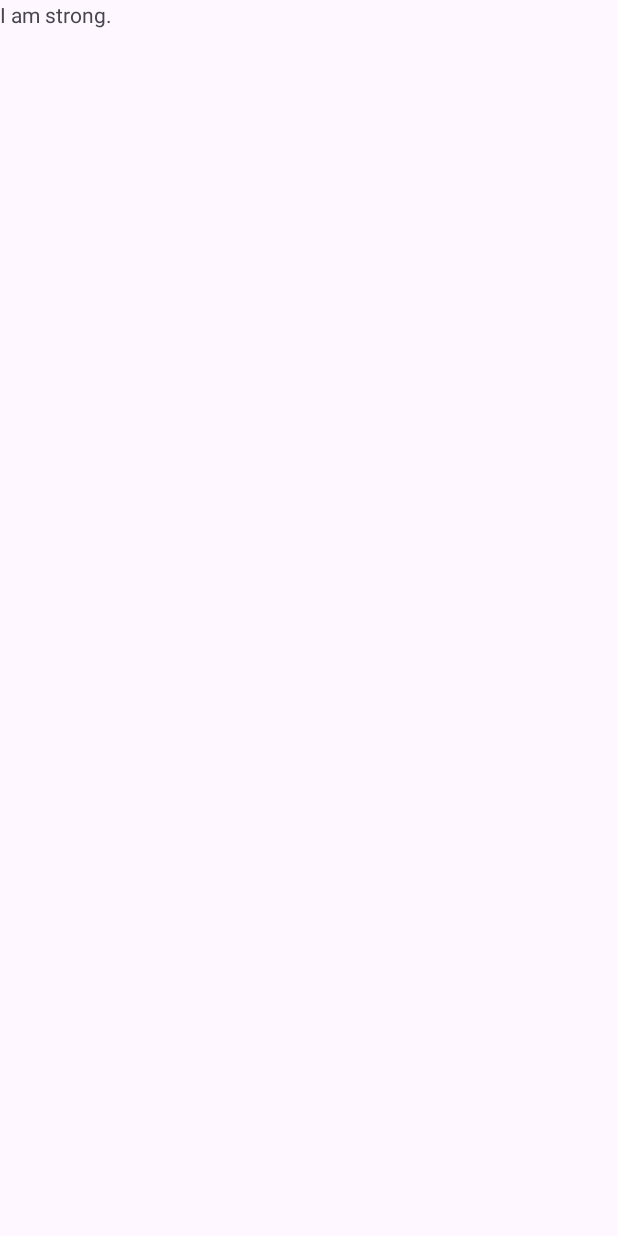
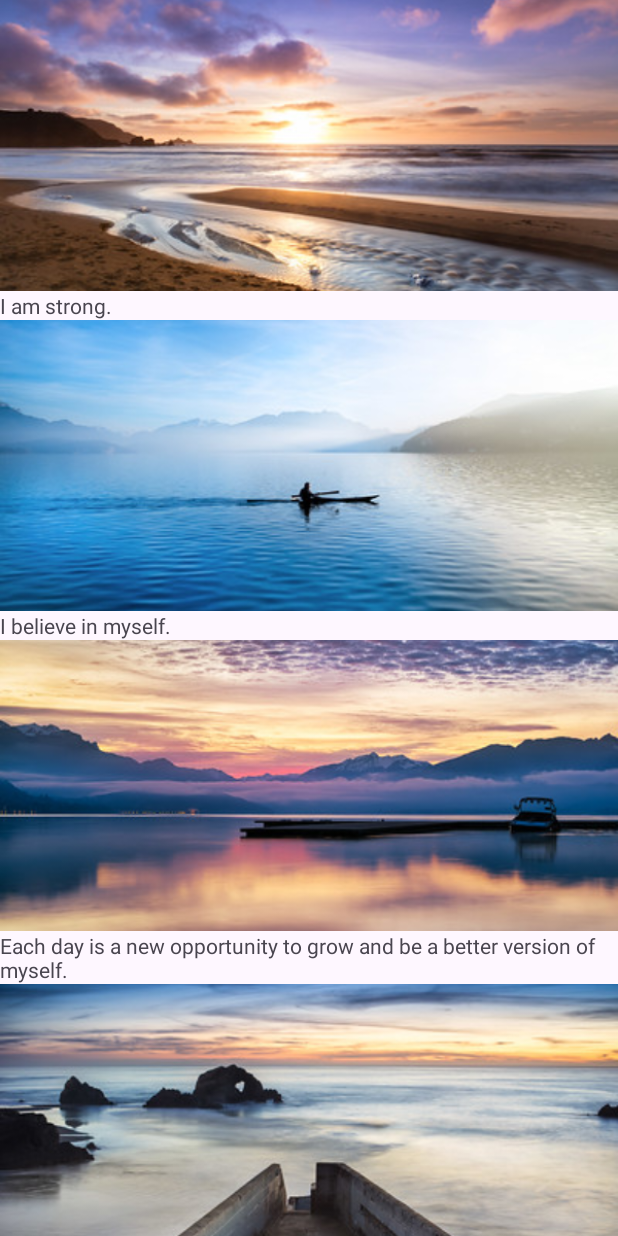
Before and after one commit to bengrey/Affirmations2.0, an Android app: the screen it shows after launch (MainActivity), on a phone screen of 412 x 824 dp. Before the commit the screen is almost empty. Run offline under Robolectric (Android 15) with nearby library versions, the phone set to English and light mode, and no system bars.

Commit message:
Display a scrollable list activity4.2

```diff
--- a/app/src/main/java/com/example/affirmations20/adapter/ItemAdapter.kt
+++ b/app/src/main/java/com/example/affirmations20/adapter/ItemAdapter.kt
@@ -2,6 +2,7 @@ import android.content.Context
 import android.view.LayoutInflater
 import android.view.View
 import android.view.ViewGroup
+import android.widget.ImageView
 import android.widget.TextView
 import androidx.recyclerview.widget.RecyclerView
 import com.example.affirmations20.R
@@ -19,8 +20,9 @@ class ItemAdapter(
     // Complex data items may need more than one view per item, and
     // you provide access to all the views for a data item in a view holder.
     // Each data item is just an Affirmation object.
-    class ItemViewHolder(private val view: View) : RecyclerView.ViewHolder(view) {
+    class ItemViewHolder(private val view: View): RecyclerView.ViewHolder(view) {
         val textView: TextView = view.findViewById(R.id.item_title)
+        val imageView: ImageView = view.findViewById(R.id.item_image)
     }
 
     /**
@@ -40,6 +42,7 @@ class ItemAdapter(
     override fun onBindViewHolder(holder: ItemViewHolder, position: Int) {
         val item = dataset[position]
         holder.textView.text = context.resources.getString(item.stringResourceId)
+        holder.imageView.setImageResource(item.imageResourceId)
     }
 
     /**
--- a/app/src/main/java/com/example/affirmations20/data/Datasource.kt
+++ b/app/src/main/java/com/example/affirmations20/data/Datasource.kt
@@ -3,19 +3,20 @@ package com.example.affirmations20.data
 import com.example.affirmations20.R
 import com.example.affirmations20.model.Affirmation
 
-class Datasource {
-    fun loadAffirmations() : List<Affirmation> {
+class Datasource() {
+
+    fun loadAffirmations(): List<Affirmation> {
         return listOf<Affirmation>(
-            Affirmation(R.string.affirmation1),
-            Affirmation(R.string.affirmation2),
-            Affirmation(R.string.affirmation3),
-            Affirmation(R.string.affirmation4),
-            Affirmation(R.string.affirmation5),
-            Affirmation(R.string.affirmation6),
-            Affirmation(R.string.affirmation7),
-            Affirmation(R.string.affirmation8),
-            Affirmation(R.string.affirmation9),
-            Affirmation(R.string.affirmation10)
+            Affirmation(R.string.affirmation1, R.drawable.image1),
+            Affirmation(R.string.affirmation2, R.drawable.image2),
+            Affirmation(R.string.affirmation3, R.drawable.image3),
+            Affirmation(R.string.affirmation4, R.drawable.image4),
+            Affirmation(R.string.affirmation5, R.drawable.image5),
+            Affirmation(R.string.affirmation6, R.drawable.image6),
+            Affirmation(R.string.affirmation7, R.drawable.image7),
+            Affirmation(R.string.affirmation8, R.drawable.image8),
+            Affirmation(R.string.affirmation9, R.drawable.image9),
+            Affirmation(R.string.affirmation10, R.drawable.image10)
         )
     }
 }
--- a/app/src/main/java/com/example/affirmations20/model/Affirmation.kt
+++ b/app/src/main/java/com/example/affirmations20/model/Affirmation.kt
@@ -1,4 +1,9 @@
 package com.example.affirmations20.model
 
-data class Affirmation(val stringResourceId: Int) {
-}
+import androidx.annotation.DrawableRes
+import androidx.annotation.StringRes
+
+data class Affirmation(
+    @StringRes val stringResourceId: Int,
+    @DrawableRes val imageResourceId: Int
+)
--- a/app/src/main/res/layout/list_item.xml
+++ b/app/src/main/res/layout/list_item.xml
@@ -1,7 +1,20 @@
 <?xml version="1.0" encoding="utf-8"?>
-<TextView xmlns:android="http://schemas.android.com/apk/res/android"
+<LinearLayout xmlns:android="http://schemas.android.com/apk/res/android"
     android:layout_width="match_parent"
-    android:id="@+id/item_title"
-    android:layout_height="match_parent">
+    android:layout_height="wrap_content"
+    android:orientation="vertical">
 
-</TextView>
+    <ImageView
+        android:id="@+id/item_image"
+        android:layout_width="match_parent"
+        android:layout_height="194dp"
+        android:importantForAccessibility="no"
+        android:scaleType="centerCrop" />
+
+    <TextView
+        android:id="@+id/item_title"
+        android:layout_width="match_parent"
+        android:layout_height="match_parent">
+
+    </TextView>
+</LinearLayout>
```
Also changed, not shown: app/src/main/res/drawable/image1.jpg (added), app/src/main/res/drawable/image10.jpg (added), app/src/main/res/drawable/image2.jpg (added), app/src/main/res/drawable/image3.jpg (added), app/src/main/res/drawable/image4.jpg (added), app/src/main/res/drawable/image5.jpg (added), app/src/main/res/drawable/image6.jpg (added), app/src/main/res/drawable/image7.jpg (added), app/src/main/res/drawable/image8.jpg (added), app/src/main/res/drawable/image9.jpg (added).
